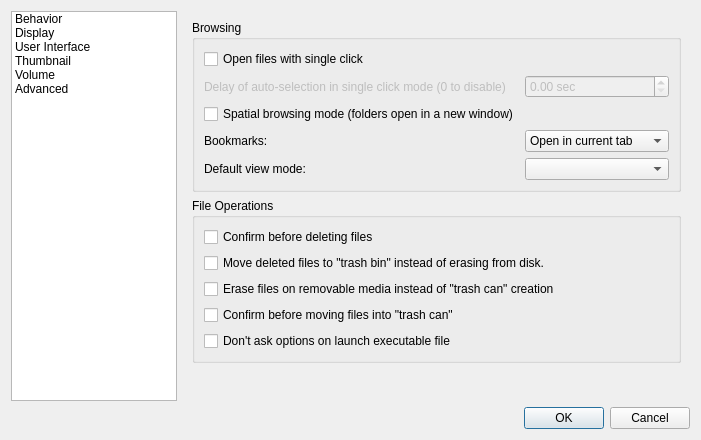
First picture: the form in filer/preferences.ui, repository lxqt/pcmanfm-qt, before the edit.
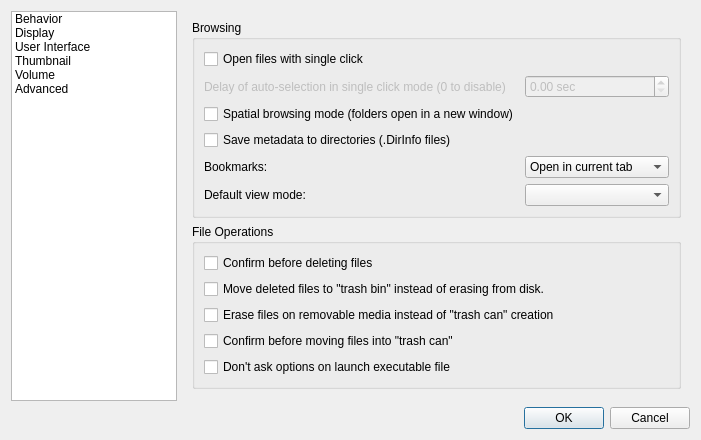
Second picture: the form after the edit. Icons and pictures are not drawn.

Commit message: Add .DirInfo metadata storage for saving to non-extattr locations

Patch:
```diff
--- a/filer/preferences.ui
+++ b/filer/preferences.ui
@@ -80,7 +80,7 @@
            <property name="title">
             <string>Browsing</string>
            </property>
-           <layout class="QFormLayout" name="formLayout_5">
+           <layout class="QGridLayout" name="gridLayout">
             <item row="0" column="0">
              <widget class="QCheckBox" name="singleClick">
               <property name="text">
@@ -88,20 +88,6 @@
               </property>
              </widget>
             </item>
-            <item row="8" column="0">
-             <widget class="QLabel" name="label_11">
-              <property name="text">
-               <string>Default view mode:</string>
-              </property>
-             </widget>
-            </item>
-            <item row="3" column="0">
-             <widget class="QCheckBox" name="spatialMode">
-              <property name="text">
-               <string>Spatial browsing mode (folders open in a new window)</string>
-              </property>
-             </widget>
-            </item>
             <item row="1" column="0">
              <widget class="QLabel" name="label">
               <property name="enabled">
@@ -125,6 +111,23 @@
               </property>
              </widget>
             </item>
+            <item row="2" column="0">
+             <widget class="QCheckBox" name="spatialMode">
+              <property name="text">
+               <string>Spatial browsing mode (folders open in a new window)</string>
+              </property>
+             </widget>
+            </item>
+            <item row="3" column="0" colspan="2">
+             <widget class="QCheckBox" name="dirInfoWrite">
+              <property name="text">
+               <string>Save metadata to directories (.DirInfo files)</string>
+              </property>
+              <property name="checked">
+               <bool>false</bool>
+              </property>
+             </widget>
+            </item>
             <item row="4" column="0">
              <widget class="QLabel" name="label_2">
               <property name="text">
@@ -151,7 +154,14 @@
               </item>
              </widget>
             </item>
-            <item row="8" column="1">
+            <item row="5" column="0">
+             <widget class="QLabel" name="label_11">
+              <property name="text">
+               <string>Default view mode:</string>
+              </property>
+             </widget>
+            </item>
+            <item row="5" column="1">
              <widget class="QComboBox" name="viewMode"/>
             </item>
            </layout>
```
The commit also changes 5 other files.
